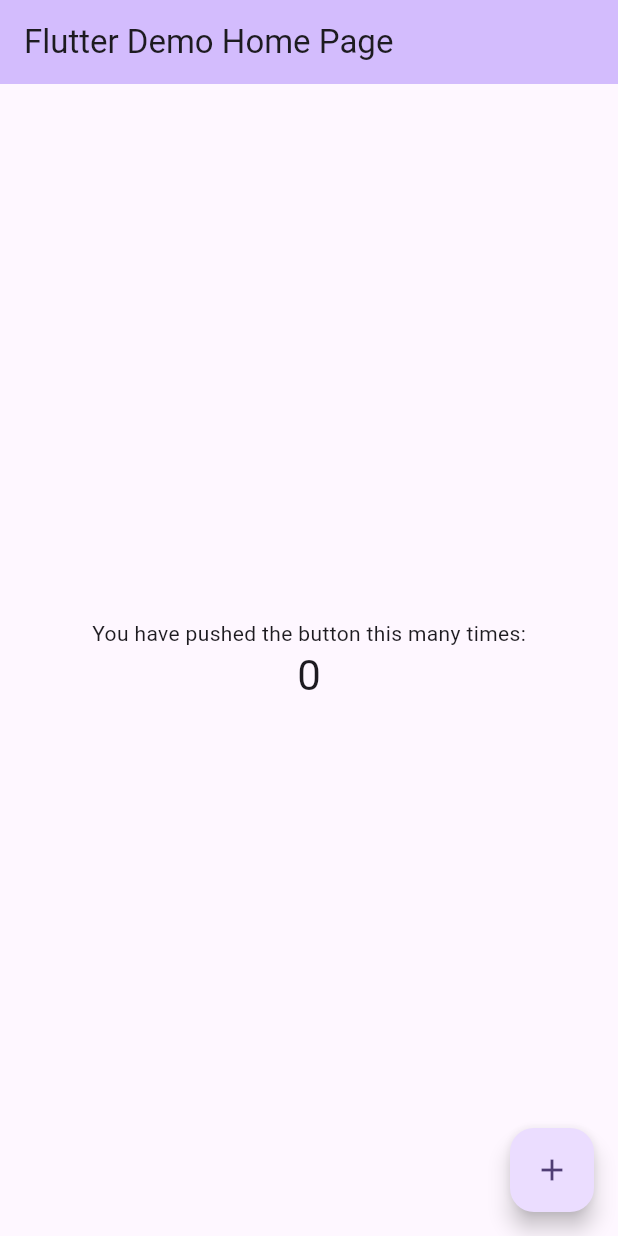
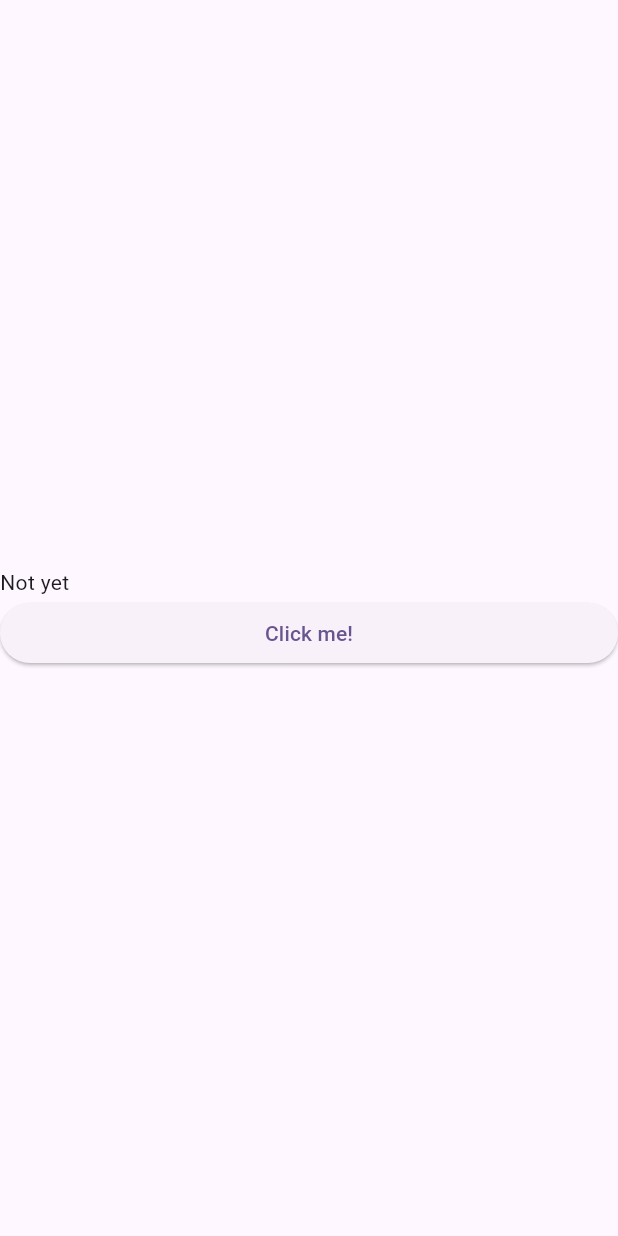
Before and after one commit to lucavenir/riverpod_inquiry, a Flutter app: the screen it shows after launch, on a phone screen of 412 x 824 dp. Run offline on Flutter 3.47's test engine with Material 2 defaults, Android fonts, the light colour scheme and no system bars; our stand-ins replace hooks_riverpod, riverpod_annotation; generated files the repository leaves out were written again.

Commit message:
A full reproducible example

```diff
--- a/lib/main.dart
+++ b/lib/main.dart
@@ -1,125 +1,51 @@
 import 'package:flutter/material.dart';
+import 'package:hooks_riverpod/hooks_riverpod.dart';
+import 'package:riverpod_inquiry/some_controller.dart';
 
 void main() {
-  runApp(const MyApp());
+  runApp(const ProviderScope(child: MyApp()));
 }
 
 class MyApp extends StatelessWidget {
   const MyApp({super.key});
 
-  // This widget is the root of your application.
   @override
   Widget build(BuildContext context) {
     return MaterialApp(
       title: 'Flutter Demo',
       theme: ThemeData(
-        // This is the theme of your application.
-        //
-        // TRY THIS: Try running your application with "flutter run". You'll see
-        // the application has a blue toolbar. Then, without quitting the app,
-        // try changing the seedColor in the colorScheme below to Colors.green
-        // and then invoke "hot reload" (save your changes or press the "hot
-        // reload" button in a Flutter-supported IDE, or press "r" if you used
-        // the command line to start the app).
-        //
-        // Notice that the counter didn't reset back to zero; the application
-        // state is not lost during the reload. To reset the state, use hot
-        // restart instead.
-        //
-        // This works for code too, not just values: Most code changes can be
-        // tested with just a hot reload.
         colorScheme: ColorScheme.fromSeed(seedColor: Colors.deepPurple),
         useMaterial3: true,
       ),
-      home: const MyHomePage(title: 'Flutter Demo Home Page'),
+      home: const MyHomePage(),
     );
   }
 }
 
-class MyHomePage extends StatefulWidget {
-  const MyHomePage({super.key, required this.title});
-
-  // This widget is the home page of your application. It is stateful, meaning
-  // that it has a State object (defined below) that contains fields that affect
-  // how it looks.
-
-  // This class is the configuration for the state. It holds the values (in this
-  // case the title) provided by the parent (in this case the App widget) and
-  // used by the build method of the State. Fields in a Widget subclass are
-  // always marked "final".
-
-  final String title;
+class MyHomePage extends ConsumerWidget {
+  const MyHomePage({super.key});
 
   @override
-  State<MyHomePage> createState() => _MyHomePageState();
-}
+  Widget build(BuildContext context, WidgetRef ref) {
+    final someValue = ref.watch(someControllerProvider);
 
-class _MyHomePageState extends State<MyHomePage> {
-  int _counter = 0;
-
-  void _incrementCounter() {
-    setState(() {
-      // This call to setState tells the Flutter framework that something has
-      // changed in this State, which causes it to rerun the build method below
-      // so that the display can reflect the updated values. If we changed
-      // _counter without calling setState(), then the build method would not be
-      // called again, and so nothing would appear to happen.
-      _counter++;
-    });
-  }
-
-  @override
-  Widget build(BuildContext context) {
-    // This method is rerun every time setState is called, for instance as done
-    // by the _incrementCounter method above.
-    //
-    // The Flutter framework has been optimized to make rerunning build methods
-    // fast, so that you can just rebuild anything that needs updating rather
-    // than having to individually change instances of widgets.
     return Scaffold(
-      appBar: AppBar(
-        // TRY THIS: Try changing the color here to a specific color (to
-        // Colors.amber, perhaps?) and trigger a hot reload to see the AppBar
-        // change color while the other colors stay the same.
-        backgroundColor: Theme.of(context).colorScheme.inversePrimary,
-        // Here we take the value from the MyHomePage object that was created by
-        // the App.build method, and use it to set our appbar title.
-        title: Text(widget.title),
+      body: Column(
+        mainAxisAlignment: MainAxisAlignment.center,
+        crossAxisAlignment: CrossAxisAlignment.stretch,
+        children: [
+          someValue.when(
+            data: (data) => const Text("Alrite alrite alrite"),
+            error: (error, stackTrace) => const Text("Uh oh..."),
+            loading: () => const Text("Not yet"),
+          ),
+          ElevatedButton(
+            onPressed: () =>
+                ref.read(someControllerProvider.notifier).mutate(9),
+            child: const Text("Click me!"),
+          )
+        ],
       ),
-      body: Center(
-        // Center is a layout widget. It takes a single child and positions it
-        // in the middle of the parent.
-        child: Column(
-          // Column is also a layout widget. It takes a list of children and
-          // arranges them vertically. By default, it sizes itself to fit its
-          // children horizontally, and tries to be as tall as its parent.
-          //
-          // Column has various properties to control how it sizes itself and
-          // how it positions its children. Here we use mainAxisAlignment to
-          // center the children vertically; the main axis here is the vertical
-          // axis because Columns are vertical (the cross axis would be
-          // horizontal).
-          //
-          // TRY THIS: Invoke "debug painting" (choose the "Toggle Debug Paint"
-          // action in the IDE, or press "p" in the console), to see the
-          // wireframe for each widget.
-          mainAxisAlignment: MainAxisAlignment.center,
-          children: <Widget>[
-            const Text(
-              'You have pushed the button this many times:',
-            ),
-            Text(
-              '$_counter',
-              style: Theme.of(context).textTheme.headlineMedium,
-            ),
-          ],
-        ),
-      ),
-      floatingActionButton: FloatingActionButton(
-        onPressed: _incrementCounter,
-        tooltip: 'Increment',
-        child: const Icon(Icons.add),
-      ), // This trailing comma makes auto-formatting nicer for build methods.
     );
   }
 }
--- a/lib/some_controller.dart
+++ b/lib/some_controller.dart
@@ -8,6 +8,10 @@ part 'some_controller.g.dart';
 class SomeController extends _$SomeController {
   @override
   FutureOr<int> build() {
+    ref.listenSelf((previous, next) {
+      print("Previous: $previous");
+      print("Next: $next");
+    });
     return future;
   }
 
```
